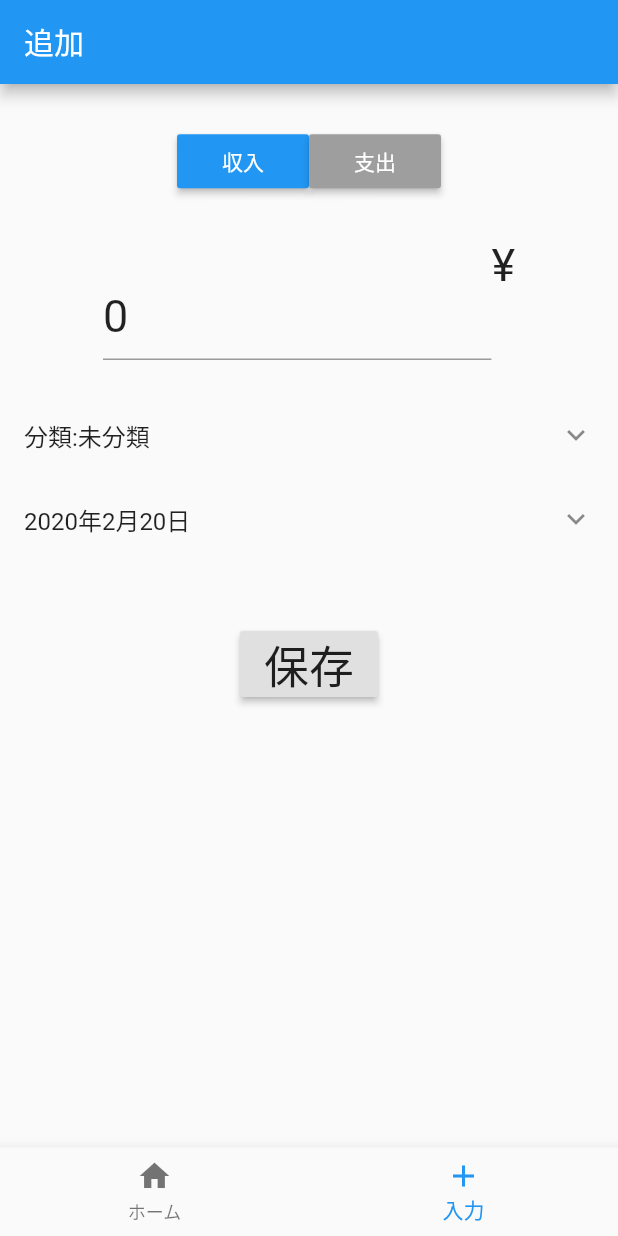
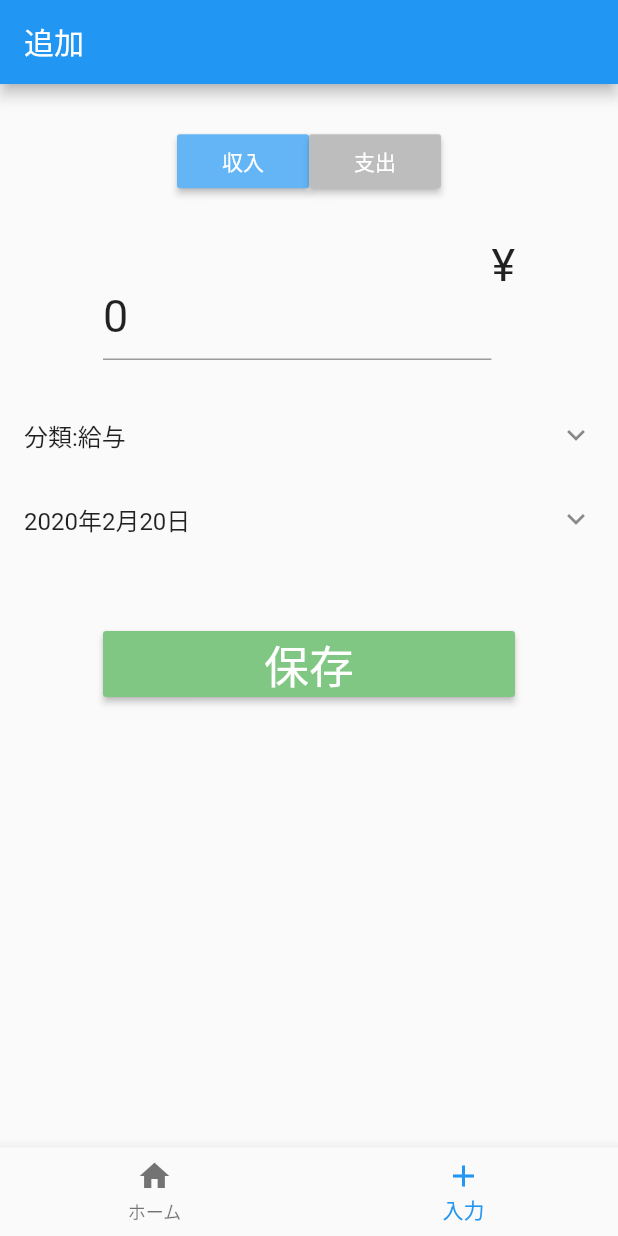
Before and after one commit to shogoemon/flutter_expenses_app, a Flutter app: the screen it shows after launch, item 2 of the bottom bar chosen, after a tap on "収入", on a phone screen of 412 x 824 dp. Run offline on Flutter 3.47's test engine with Material 2 defaults, Android fonts, the phone set to English and light mode, and no system bars; drawn by our look-alikes of keyboard_actions; our stand-ins replace charts_flutter, flutter_datetime_picker, shared_preferences, sqflite, table_calendar; accounts and stored records are empty.

Commit message:
費目追加機能作成

```diff
--- a/lib/EditExpense.dart
+++ b/lib/EditExpense.dart
@@ -1,11 +1,11 @@
 import 'package:flutter/material.dart';
 import 'package:flutter/cupertino.dart';
 import './EditorState.dart';
-import 'package:shared_preferences/shared_preferences.dart';
 import 'package:keyboard_actions/keyboard_actions.dart';
 import 'package:keyboard_actions/keyboard_action.dart';
 import './db/Database.dart';
 import 'package:flutter_datetime_picker/flutter_datetime_picker.dart';
+import './SelectCategoryPage.dart';
 
 class EditExpensePage extends StatefulWidget {
   EditExpensePage({this.updateData,this.onTapBottomNavigation});
@@ -20,6 +20,12 @@ class _EditExpenseState extends State<EditExpensePage> {
   Function onTapBottomNavigation;
   String updateData;
   final priceFormKey = new GlobalKey<_PriceInputFormState>();
+  //InOrOutButtonFormState
+  final categorySelectorKey = new GlobalKey<_CategorySelectorFormState>();
+
+  void switchCategoryLabel(){
+    categorySelectorKey.currentState.setCategoryLabel();
+  }
 
   @override
   void initState() {
@@ -32,6 +38,12 @@ class _EditExpenseState extends State<EditExpensePage> {
   }
 
   Future insertData()async{
+    String selectedCategory;
+    if(EditorInputtedData.outOrInBool){
+      selectedCategory=EditorInputtedData.outSelectedCategory;
+    }else{
+      selectedCategory=EditorInputtedData.inSelectedCategory;
+    }
     if(updateData==null){
       //追加
       //oldData[0]
@@ -40,7 +52,7 @@ class _EditExpenseState extends State<EditExpensePage> {
           year: EditorInputtedData.selectedDay.year.toString(),
           month: EditorInputtedData.selectedDay.month.toString(),
           day: EditorInputtedData.selectedDay.day.toString(),
-          category:EditorInputtedData.selectedCategory,
+          category:selectedCategory,
           inOrOut:EditorInputtedData.outOrInBool.toString(),
           price:EditorInputtedData.inputPrice.toString()
       );
@@ -51,7 +63,7 @@ class _EditExpenseState extends State<EditExpensePage> {
           year: EditorInputtedData.selectedDay.year.toString(),
           month: EditorInputtedData.selectedDay.month.toString(),
           day: EditorInputtedData.selectedDay.day.toString(),
-          category:EditorInputtedData.selectedCategory,
+          category:selectedCategory,
           inOrOut:EditorInputtedData.outOrInBool.toString(),
           price:EditorInputtedData.inputPrice.toString()
       );
@@ -64,18 +76,22 @@ class _EditExpenseState extends State<EditExpensePage> {
       children: <Widget>[
         Column(
           children: <Widget>[
-            InOrOutButtonForm(),
+            InOrOutButtonForm(switchCategoryLabel:switchCategoryLabel),
             PriceInputForm(key:priceFormKey),
-            CategorySelectorForm(),
+            CategorySelectorForm(key: categorySelectorKey),
             DataSelectorForm(),
             Container(
               height: MediaQuery.of(context).size.height / 6,
               child: Center(
+                child: Container(
+                  width: MediaQuery.of(context).size.width*2/3,
                   child: RaisedButton(
+                    color: Colors.green[300],
                     child: Text(
                       '保存',
                       style: TextStyle().copyWith(
                         fontSize: 30.0,
+                        color: Colors.white
                       ),
                     ),
                     onPressed: () {
@@ -90,6 +106,7 @@ class _EditExpenseState extends State<EditExpensePage> {
                       }
                     },
                   ),
+                )
               ),
             )
           ],
@@ -123,6 +140,11 @@ class _PriceInputFormState extends State<PriceInputForm>{
   @override
   void initState() {
     setPrice();
+    txtFocus.addListener(() {
+      if(txtFocus.hasFocus&&moneyTxtCtrl.text=='0'){
+        moneyTxtCtrl.text='';
+      }
+    });
     super.initState();
   }
 
@@ -178,20 +200,24 @@ class _PriceInputFormState extends State<PriceInputForm>{
 }
 
 class InOrOutButtonForm extends StatefulWidget {
-  InOrOutButtonForm({Key key}) : super(key: key);
+  InOrOutButtonForm({Key key,this.switchCategoryLabel}) : super(key: key);
+  final Function switchCategoryLabel;
   @override
-  InOrOutButtonFormState createState() => new InOrOutButtonFormState();
+  InOrOutButtonFormState createState() => new InOrOutButtonFormState(EditorInputtedData.outOrInBool,switchCategoryLabel: switchCategoryLabel);
 }
 
 class InOrOutButtonFormState extends State<InOrOutButtonForm> {
+  InOrOutButtonFormState(this.outOrInBool,{this.switchCategoryLabel});
+  Function switchCategoryLabel;
   Color inButtonColor = Colors.grey;
   Color outButtonColor = Colors.blue;
-  Color trueColor = Colors.blue;
-  Color falseColor = Colors.grey;
+  Color trueColor = Colors.blue[300];
+  Color falseColor = Colors.grey[400];
+  bool outOrInBool;
 
   @override
   void initState() {
-    if (EditorInputtedData.outOrInBool) {
+    if (outOrInBool) {
       setState(() {
         inButtonColor = falseColor;
         outButtonColor = trueColor;
@@ -206,10 +232,10 @@ class InOrOutButtonFormState extends State<InOrOutButtonForm> {
   }
 
   void switchBool(bool whichButton) {
-    //print(EditorInputtedData.outOrInBool);
-    if (EditorInputtedData.outOrInBool != whichButton) {
+    if (outOrInBool != whichButton) {
       EditorInputtedData.outOrInBool = !EditorInputtedData.outOrInBool;
-      if (EditorInputtedData.outOrInBool) {
+      outOrInBool=!outOrInBool;
+      if (outOrInBool) {
         setState(() {
           inButtonColor = falseColor;
           outButtonColor = trueColor;
@@ -221,6 +247,7 @@ class InOrOutButtonFormState extends State<InOrOutButtonForm> {
         });
       }
     }
+    switchCategoryLabel();
   }
 
   @override
@@ -266,42 +293,24 @@ class CategorySelectorForm extends StatefulWidget {
 }
 
 class _CategorySelectorFormState extends State<CategorySelectorForm> {
-  SharedPreferences prefs;
-
-  List<Widget> categoryListTiles = [];
   String categoryLabel = '';
-  int categoryIndex;
-
-  Widget createListTile(String label) {
-    return ListTile(
-      title: Text(label),
-    );
-  }
 
   @override
   void initState() {
-    EditorInputtedData.loadCategoryList(false).then((categoryList){
-      categoryList.forEach((element) {
-        categoryListTiles.add(createListTile(element));
-      });
-      EditorInputtedData.selectedCategory ??= EditorInputtedData.categoryList[0];
-      categoryLabel=EditorInputtedData.selectedCategory;
-      categoryIndex=EditorInputtedData.categoryList.indexOf(categoryLabel);
-      if(categoryIndex==-1){
-        EditorInputtedData.categoryList.add(EditorInputtedData.selectedCategory);
-        categoryListTiles.add(createListTile(EditorInputtedData.selectedCategory));
-        categoryIndex=EditorInputtedData.categoryList.length;
-      }
-      setCategoryLabel(categoryLabel);
-    });
+    setCategoryLabel();
     super.initState();
   }
 
-  void setCategoryLabel(String label) {
+  void setCategoryLabel() {
+    String label='';
+    if(EditorInputtedData.outOrInBool){
+      label=EditorInputtedData.outSelectedCategory;
+    }else{
+      label=EditorInputtedData.inSelectedCategory;
+    }
     setState(() {
       categoryLabel = label;
     });
-    EditorInputtedData.selectedCategory=label;
   }
 
   @override
@@ -310,27 +319,11 @@ class _CategorySelectorFormState extends State<CategorySelectorForm> {
       title: Text('分類:' + categoryLabel),
       trailing: Icon(Icons.expand_more),
       onTap: () {
-        showModalBottomSheet(
-            context: context,
-            builder: (BuildContext context) {
-              return Container(
-                height: MediaQuery.of(context).size.height / 3,
-                child: CupertinoPicker(
-                  scrollController: FixedExtentScrollController(
-                      initialItem: categoryIndex),
-                  useMagnifier: true,
-                  itemExtent: 50.0,
-                  onSelectedItemChanged: (value) {
-                    setState(() {
-                      setCategoryLabel(EditorInputtedData.categoryList[value]);
-                      categoryIndex = value;
+        Navigator.of(context)
+            .push(MaterialPageRoute(
+            builder: (context) => SelectCategoryPage())).then((value){
+          setCategoryLabel();
         });
-                  },
-                  children: categoryListTiles,
-                ),
-              );
-            });
-        //changeSubNumLabel('');
       },
     );
   }
--- a/lib/EditorState.dart
+++ b/lib/EditorState.dart
@@ -1,30 +1,29 @@
-import 'package:shared_preferences/shared_preferences.dart';
 class EditorInputtedData{
+  static bool graphOutOrInBool=true;
   static bool outOrInBool=true;
   static int inputPrice=0;
-  static String selectedCategory;
+  static String inSelectedCategory='給与';
+  static String outSelectedCategory='未分類';
   static int ternNum=0;
   static DateTime selectedDay=DateTime.now();
   static DateTime calendarSelectedDay=DateTime.now();
   static DateTime graphSelectedDay=DateTime.now();
-  static List<String> categoryList = [
+  static List<String> inCategoryList = [
+    '給与',
+    '臨時収入',
+    '未分類',
+    'その他'
+  ];
+  static List<String> outCategoryList = [
     '未分類',
     '食費',
     '日用品',
+    '交通費',
+    '趣味',
+    '衣服',
+    '教育費',
+    'その他'
   ];
-
-  static Future<List<String>> loadCategoryList(bool mustLoad)async{
-    List<String> addCategoryList;
-    if(mustLoad||categoryList==null){
-      categoryList=[];
-      SharedPreferences prefs=await SharedPreferences.getInstance();
-      addCategoryList=prefs.getStringList('expenseCategory');
-      if (addCategoryList != null) {
-        EditorInputtedData.categoryList += addCategoryList;
-      }
-    }
-    return EditorInputtedData.categoryList;
-  }
 }
 
 class ExpenseObj{
--- a/lib/ExpenseOrganizePage.dart
+++ b/lib/ExpenseOrganizePage.dart
@@ -4,6 +4,8 @@ import 'package:flutter/cupertino.dart';
 import './db/Database.dart';
 import './ReEditExpense.dart';
 import './EditorState.dart';
+import "package:intl/intl.dart";
+import 'package:intl/date_symbol_data_local.dart';
 
 class ExpenseCalendarPage extends StatefulWidget {
   ExpenseCalendarPage(this.onTapBottomNavigation);
@@ -28,7 +30,7 @@ class _CalendarState extends State<ExpenseCalendarPage>
     calendarCtrl = CalendarController();
     _animationController = AnimationController(
       vsync: this,
-      duration: const Duration(milliseconds: 400),
+      duration: const Duration(milliseconds: 300),
     );
     _animationController.forward();
     loadDB(EditorInputtedData.calendarSelectedDay).then((selectedDay) {
@@ -40,6 +42,7 @@ class _CalendarState extends State<ExpenseCalendarPage>
   }
 
   Future loadDB(DateTime selectedDay) async {
+    await initializeDateFormatting("ja_JP");
     int sameDayNum = 0;
     await ExpensesTableDB.connectDB();
 //DateTime.now()
@@ -47,10 +50,10 @@ class _CalendarState extends State<ExpenseCalendarPage>
     monthExpenseDB = await ExpensesTableDB.getDataFromCalendar(
         year:selectedDay.year.toString(), month:selectedDay.month.toString());
     monthExpenseDB.forEach((expenses) {
-      if (sameDayNum == expenses['day']) {
+      if (sameDayNum == int.parse(expenses['day'])) {
         //print(expenses['createTime']);
         expenseSetMap[
-                DateTime(expenses['year'], expenses['month'], expenses['day'])]
+                DateTime(int.parse(expenses['year']), int.parse(expenses['month']), int.parse(expenses['day']))]
             .add(expenses['createTime'] +
                 '.:.' +
                 expenses['category'] +
@@ -60,7 +63,7 @@ class _CalendarState extends State<ExpenseCalendarPage>
                 expenses['price']);
       } else {
         expenseSetMap.addAll({
-          DateTime(expenses['year'], expenses['month'], expenses['day']): [
+          DateTime(int.parse(expenses['year']), int.parse(expenses['month']), int.parse(expenses['day'])): [
             expenses['createTime'] +
                 '.:.' +
                 expenses['category'] +
@@ -71,7 +74,7 @@ class _CalendarState extends State<ExpenseCalendarPage>
           ]
         });
       }
-      sameDayNum = expenses['day'];
+      sameDayNum = int.parse(expenses['day']);
     });
     setState(() {
       expenseSetMap = expenseSetMap;
@@ -90,7 +93,8 @@ class _CalendarState extends State<ExpenseCalendarPage>
 
   @override
   Widget build(BuildContext context) {
-    return SingleChildScrollView(
+    return Scrollbar(
+      child: SingleChildScrollView(
           child: Column(
             children: <Widget>[
               TableCalendar(
@@ -102,16 +106,25 @@ class _CalendarState extends State<ExpenseCalendarPage>
                     loadDB(firstDay);
                   }
                 },
+                calendarStyle: CalendarStyle(
+                  todayColor: Colors.blue,
+                  outsideDaysVisible: false,
+                ),
                 headerStyle:
-            HeaderStyle(centerHeaderTitle: true, formatButtonVisible: false),
+                HeaderStyle(
+                    centerHeaderTitle: true,
+                    formatButtonVisible: false,
+                ),
+                formatAnimation: FormatAnimation.slide,
                 calendarController: calendarCtrl,
-            //locale: 'ja_JP',
+                locale: 'ja_JP',
                 events: expenseSetMap,
-            builders: CalendarBuilders(dayBuilder: (context, date, _) {
+                builders: CalendarBuilders(
+                    dayBuilder: (context, date, _) {
                   return Container(
                     decoration: BoxDecoration(
                       border: Border.all(width: 0.0),
-                  borderRadius: BorderRadius.circular(0.0),
+                      borderRadius: BorderRadius.circular(7.0),
                     ),
                     padding: const EdgeInsets.all(2.5),
                     alignment: Alignment(0, -1.0),
@@ -122,33 +135,38 @@ class _CalendarState extends State<ExpenseCalendarPage>
                       ],
                     ),
                   );
-            }, todayDayBuilder: (context, date, _) {
+                },
+                    todayDayBuilder: (context, date, _) {
                   return Container(
                     decoration: BoxDecoration(
-                  color: Colors.blue[200],
+                      //color: Colors.blue[200],
                       border: Border.all(width: 0.0),
-                  borderRadius: BorderRadius.circular(0.0),
+                      borderRadius: BorderRadius.circular(7.0),
                     ),
                     padding: const EdgeInsets.all(2.5),
                     alignment: Alignment(0, -1.0),
                     child: Column(
                       children: <Widget>[
-                    Text('${date.day}',
-                        style: TextStyle().copyWith(fontSize: 14.0)),
-//                  Expanded(
-//                    child: Text('合計 100000000円',
-//                        style: TextStyle().copyWith(fontSize: 12.0)),
-//                  )
+                        Container(
+                          child: Text(date.day.toString(),
+                              style: TextStyle().copyWith(fontSize: 14.0)
+                          ),
+                          decoration: BoxDecoration(
+                              borderRadius: BorderRadius.circular(7.0),
+                              color: Colors.blue[100]
+                          ),
+                        )
                       ],
                     ),
                   );
                 }, selectedDayBuilder: (context, date, _) {
-              Color selectedColor = Colors.red;
-              return Container(
+                  return FadeTransition(
+                    opacity: Tween(begin: 0.0, end: 1.0).animate(_animationController),
+                    child: Container(
                       decoration: BoxDecoration(
-                  color: selectedColor,
+                        color: Colors.green[200],
                         border: Border.all(width: 0.0),
-                  borderRadius: BorderRadius.circular(0.0),
+                        borderRadius: BorderRadius.circular(7.0),
                       ),
                       padding: const EdgeInsets.all(2.5),
                       alignment: Alignment(0, -1.0),
@@ -157,6 +175,7 @@ class _CalendarState extends State<ExpenseCalendarPage>
                           Text('${date.day}',
                               style: TextStyle().copyWith(fontSize: 14.0)),
                         ],
+                      ),
                     ),
                   );
                 }, markersBuilder: (context, date, expenseSet, holidays) {
@@ -172,10 +191,10 @@ class _CalendarState extends State<ExpenseCalendarPage>
                       oneDayIncome += int.parse(anExpense[3]);
                     }
                   });
-              if (oneDayIncome != 0) {
+                  if (oneDayIncome != 0 || expenseSet.toString().indexOf('.:.0]')!=-1) {
                     dayTotalLabel += '+' + oneDayIncome.toString() + '\n';
                   }
-              if (oneDayOutgo != 0) {
+                  if (oneDayOutgo != 0 || expenseSet.toString().indexOf('.:.0]')!=-1) {
                     dayTotalLabel += '-' + oneDayOutgo.toString();
                   }
                   if (expenseSet.isNotEmpty) {
@@ -183,7 +202,7 @@ class _CalendarState extends State<ExpenseCalendarPage>
                         child: Container(
                           decoration: BoxDecoration(
                             border: Border.all(width: 0.0),
-                        borderRadius: BorderRadius.circular(0.0),
+                            borderRadius: BorderRadius.circular(7.0),
                           ),
                           padding: const EdgeInsets.all(2.5),
                           alignment: Alignment(0, -1.0),
@@ -205,6 +224,8 @@ class _CalendarState extends State<ExpenseCalendarPage>
                 onDaySelected: (day, events) {
                   EditorInputtedData.calendarSelectedDay=day;
                   EditorInputtedData.graphSelectedDay=day;
+                  EditorInputtedData.selectedDay=day;
+                  //_animationController.forward(from: 0.4);
                   expenseListKey.currentState.buildListTiles(day, events);
                 },
                 onDayLongPressed: (day, events){
@@ -214,6 +235,7 @@ class _CalendarState extends State<ExpenseCalendarPage>
               ),
               ExpenseList(loadDB, expenseSetMapGetter, key: expenseListKey),
             ],
+          )
       )
     );
   }
@@ -266,7 +288,11 @@ class _ExpenseListState extends State<ExpenseList> {
         onTap: () {
           EditorInputtedData.outOrInBool = (tileLabels[2] == 'true');
           EditorInputtedData.inputPrice = int.parse(tileLabels[3]);
-          EditorInputtedData.selectedCategory = tileLabels[1];
+          if(EditorInputtedData.outOrInBool){
+            EditorInputtedData.outSelectedCategory = tileLabels[1];
+          }else{
+            EditorInputtedData.inSelectedCategory = tileLabels[1];
+          }
           EditorInputtedData.selectedDay = selectedDay;
           Navigator.of(context)
               .push(MaterialPageRoute(
@@ -285,7 +311,15 @@ class _ExpenseListState extends State<ExpenseList> {
         },
       ));
     });
+    var formatter = new DateFormat('yyyy/MM/dd(E)', "ja_JP");
     listTiles = <Widget>[
+      Container(
+        width: MediaQuery.of(context).size.width,
+        child: Center(
+          child: Text(formatter.format(selectedDay)),
+        ),
+        color: Colors.grey[300],
+      ),
           ListTile(
             title: Row(
               children: <Widget>[
@@ -300,6 +334,7 @@ class _ExpenseListState extends State<ExpenseList> {
               ],
             ),
           ),
+      Divider(color: Colors.black,)
         ] +
         listTiles;
     setState(() {
--- a/lib/ReEditExpense.dart
+++ b/lib/ReEditExpense.dart
@@ -33,7 +33,8 @@ class _ReEditExpensePageState extends State<ReEditExpensePage>{
                 Navigator.of(context).pop(true);
                 EditorInputtedData.outOrInBool=true;
                 EditorInputtedData.inputPrice=0;
-                EditorInputtedData.selectedCategory=null;
+                EditorInputtedData.inSelectedCategory='給与';
+                EditorInputtedData.outSelectedCategory='未分類';
                 EditorInputtedData.selectedDay=DateTime.now();
               }
           ),
@@ -44,7 +45,8 @@ class _ReEditExpensePageState extends State<ReEditExpensePage>{
               Navigator.of(context).pop(false);
               EditorInputtedData.outOrInBool=true;
               EditorInputtedData.inputPrice=0;
-              EditorInputtedData.selectedCategory=null;
+              EditorInputtedData.inSelectedCategory='給与';
+              EditorInputtedData.outSelectedCategory='未分類';
               EditorInputtedData.selectedDay=DateTime.now();
             }
             ),
--- a/lib/main.dart
+++ b/lib/main.dart
@@ -69,6 +69,7 @@ class _MyHomePageState extends State<MyHomePage> {
                   borderRadius: BorderRadius.all(Radius.circular(25.0))),
               title: Text("表示切り替え"),
               children: <Widget>[
+                Divider(color: Colors.black,),
                 SimpleDialogOption(
                   onPressed: (){
                     EditorInputtedData.ternNum=0;
@@ -82,6 +83,7 @@ class _MyHomePageState extends State<MyHomePage> {
                     title: Text("日別"),
                   ),
                 ),
+                Divider(color: Colors.black,),
                 SimpleDialogOption(
                   onPressed: (){
                     EditorInputtedData.ternNum=1;
@@ -95,6 +97,7 @@ class _MyHomePageState extends State<MyHomePage> {
                     title: Text("月別"),
                   ),
                 ),
+                Divider(color: Colors.black,),
                 SimpleDialogOption(
                   onPressed: (){
                     EditorInputtedData.ternNum=2;
```
Also changed, not shown: lib/ExpenseGraph.dart (+60 -9 lines), lib/SelectCategoryPage.dart (added, +166 -0 lines), 1 other file. Lines whose indentation alone changed are shown as unchanged.
